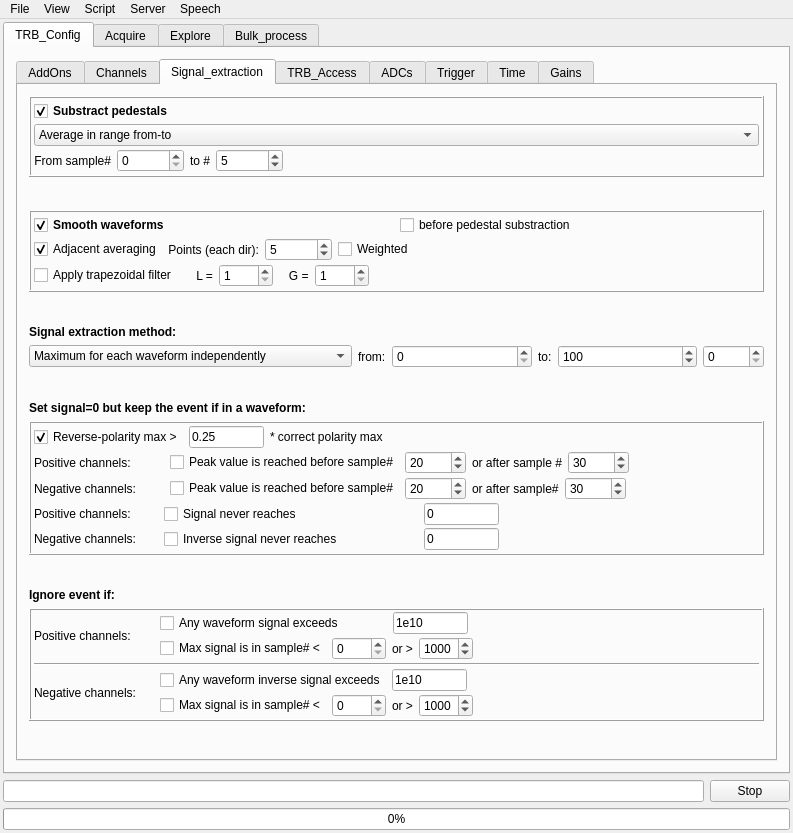
The window that GUI/mainwindow.ui (andrmor/TRB3reader) describes before a commit, drawn with Qt 5.
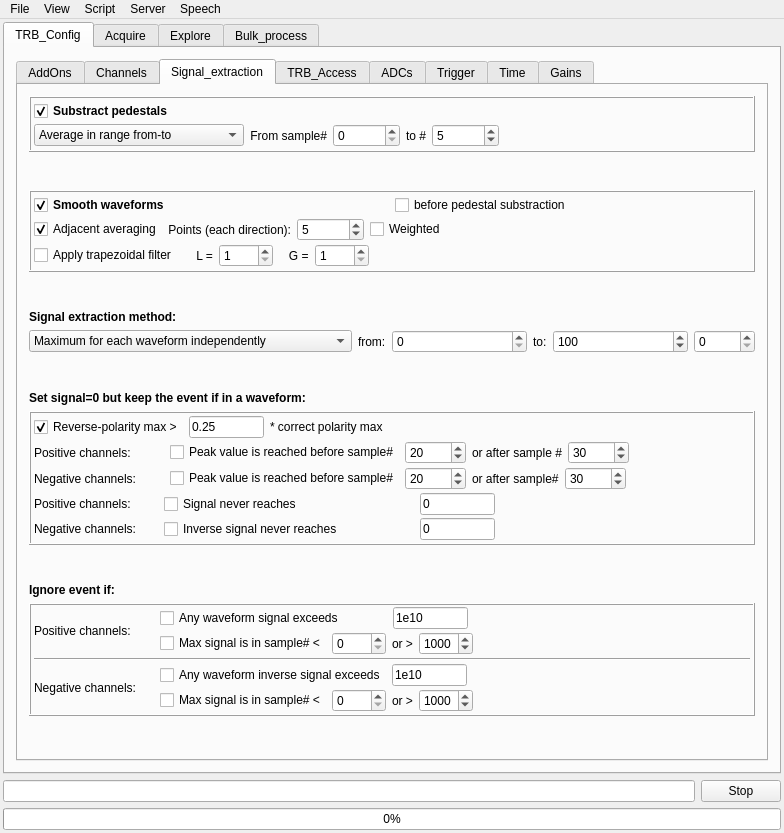
The same window after the commit. The open tabs and pages were chosen to show the change.

Diff of the .ui file:
```diff
--- a/GUI/mainwindow.ui
+++ b/GUI/mainwindow.ui
@@ -6,12 +6,12 @@
    <rect>
     <x>0</x>
     <y>0</y>
-    <width>793</width>
+    <width>784</width>
     <height>833</height>
    </rect>
   </property>
   <property name="windowTitle">
-   <string>TRBreader v4.0.1</string>
+   <string>TRBreader v4.1.0</string>
   </property>
   <widget class="QWidget" name="centralWidget">
    <layout class="QVBoxLayout" name="verticalLayout_2">
@@ -30,7 +30,7 @@
     <item>
      <widget class="QTabWidget" name="twMain">
       <property name="currentIndex">
-       <number>3</number>
+       <number>1</number>
       </property>
       <widget class="QWidget" name="tab_8">
        <attribute name="title">
@@ -40,7 +40,7 @@
         <item>
          <widget class="QTabWidget" name="tabWidget">
           <property name="currentIndex">
-           <number>0</number>
+           <number>2</number>
           </property>
           <widget class="QWidget" name="tab_11">
            <attribute name="title">
@@ -715,6 +715,33 @@
                 </widget>
                </item>
                <item>
+                <widget class="QFrame" name="frSubstractPedestals">
+                 <property name="minimumSize">
+                  <size>
+                   <width>0</width>
+                   <height>0</height>
+                  </size>
+                 </property>
+                 <property name="frameShape">
+                  <enum>QFrame::Shape::NoFrame</enum>
+                 </property>
+                 <property name="frameShadow">
+                  <enum>QFrame::Shadow::Raised</enum>
+                 </property>
+                 <layout class="QHBoxLayout" name="horizontalLayout_40">
+                  <property name="leftMargin">
+                   <number>0</number>
+                  </property>
+                  <property name="topMargin">
+                   <number>0</number>
+                  </property>
+                  <property name="rightMargin">
+                   <number>0</number>
+                  </property>
+                  <property name="bottomMargin">
+                   <number>0</number>
+                  </property>
+                  <item>
                 <widget class="QComboBox" name="cobPedestalExtractionMethod">
                  <item>
                   <property name="text">
@@ -734,27 +761,6 @@
                   <number>0</number>
                  </property>
                  <widget class="QWidget" name="page">
-                  <layout class="QVBoxLayout" name="verticalLayout_25">
-                   <property name="leftMargin">
-                    <number>0</number>
-                   </property>
-                   <property name="topMargin">
-                    <number>0</number>
-                   </property>
-                   <property name="rightMargin">
-                    <number>0</number>
-                   </property>
-                   <property name="bottomMargin">
-                    <number>0</number>
-                   </property>
-                   <item>
-                    <widget class="QFrame" name="frSmoothing">
-                     <property name="frameShape">
-                      <enum>QFrame::Shape::NoFrame</enum>
-                     </property>
-                     <property name="frameShadow">
-                      <enum>QFrame::Shadow::Raised</enum>
-                     </property>
                      <layout class="QHBoxLayout" name="horizontalLayout_9">
                       <property name="leftMargin">
                        <number>0</number>
@@ -818,14 +824,11 @@
                         </property>
                         <property name="sizeHint" stdset="0">
                          <size>
-                          <width>40</width>
+                          <width>160</width>
                           <height>20</height>
                          </size>
                         </property>
                        </spacer>
-                      </item>
-                     </layout>
-                    </widget>
                    </item>
                   </layout>
                  </widget>
@@ -903,6 +906,9 @@
               </layout>
              </widget>
             </item>
+              </layout>
+             </widget>
+            </item>
             <item>
              <spacer name="verticalSpacer_12">
               <property name="orientation">
@@ -918,6 +924,18 @@
             </item>
             <item>
              <widget class="QFrame" name="gbSmoothing">
+              <property name="minimumSize">
+               <size>
+                <width>0</width>
+                <height>0</height>
+               </size>
+              </property>
+              <property name="sizeIncrement">
+               <size>
+                <width>0</width>
+                <height>0</height>
+               </size>
+              </property>
               <property name="frameShape">
                <enum>QFrame::Shape::Box</enum>
               </property>
@@ -989,21 +1007,19 @@
                  <property name="frameShape">
                   <enum>QFrame::Shape::NoFrame</enum>
                  </property>
-                 <layout class="QVBoxLayout" name="verticalLayout_9">
-                  <property name="leftMargin">
-                   <number>0</number>
-                  </property>
-                  <property name="topMargin">
-                   <number>0</number>
-                  </property>
-                  <property name="rightMargin">
-                   <number>0</number>
-                  </property>
-                  <property name="bottomMargin">
-                   <number>0</number>
-                  </property>
-                  <item>
                    <layout class="QHBoxLayout" name="horizontalLayout_2">
+                  <property name="leftMargin">
+                   <number>0</number>
+                  </property>
+                  <property name="topMargin">
+                   <number>0</number>
+                  </property>
+                  <property name="rightMargin">
+                   <number>0</number>
+                  </property>
+                  <property name="bottomMargin">
+                   <number>0</number>
+                  </property>
                     <item>
                      <widget class="QCheckBox" name="cbAdjacentAveraging">
                       <property name="text">
@@ -1017,7 +1033,7 @@
                     <item>
                      <widget class="QLabel" name="label_5">
                       <property name="text">
-                       <string>Points (each dir):</string>
+                     <string>Points (each direction):</string>
                       </property>
                       <property name="alignment">
                        <set>Qt::AlignmentFlag::AlignRight|Qt::AlignmentFlag::AlignTrailing|Qt::AlignmentFlag::AlignVCenter</set>
@@ -1054,22 +1070,42 @@
                       </property>
                       <property name="sizeHint" stdset="0">
                        <size>
-                        <width>40</width>
+                      <width>211</width>
                         <height>20</height>
                        </size>
                       </property>
                      </spacer>
                     </item>
                    </layout>
-                  </item>
-                 </layout>
                 </widget>
                </item>
                <item>
-                <layout class="QHBoxLayout" name="horizontalLayout_67">
+                <widget class="QFrame" name="frTrapezoidal">
+                 <property name="minimumSize">
+                  <size>
+                   <width>0</width>
+                   <height>0</height>
+                  </size>
+                 </property>
+                 <property name="frameShape">
+                  <enum>QFrame::Shape::NoFrame</enum>
+                 </property>
+                 <property name="frameShadow">
+                  <enum>QFrame::Shadow::Raised</enum>
+                 </property>
+                 <layout class="QHBoxLayout" name="horizontalLayout_41">
+                  <property name="leftMargin">
+                   <number>0</number>
+                  </property>
                  <property name="topMargin">
                   <number>0</number>
                  </property>
+                  <property name="rightMargin">
+                   <number>0</number>
+                  </property>
+                  <property name="bottomMargin">
+                   <number>0</number>
+                  </property>
                  <item>
                   <widget class="QCheckBox" name="cbTrapezoidal">
                    <property name="text">
@@ -1118,13 +1154,14 @@
                    </property>
                    <property name="sizeHint" stdset="0">
                     <size>
-                     <width>40</width>
+                      <width>322</width>
                      <height>20</height>
                     </size>
                    </property>
                   </spacer>
                  </item>
                 </layout>
+                </widget>
                </item>
               </layout>
              </widget>
@@ -5875,7 +5912,7 @@
     <rect>
      <x>0</x>
      <y>0</y>
-     <width>793</width>
+     <width>784</width>
      <height>22</height>
     </rect>
    </property>
```
Left out of the diff: 318 changed lines with no effect on the pictures. Lines whose indentation alone changed are shown as unchanged.
